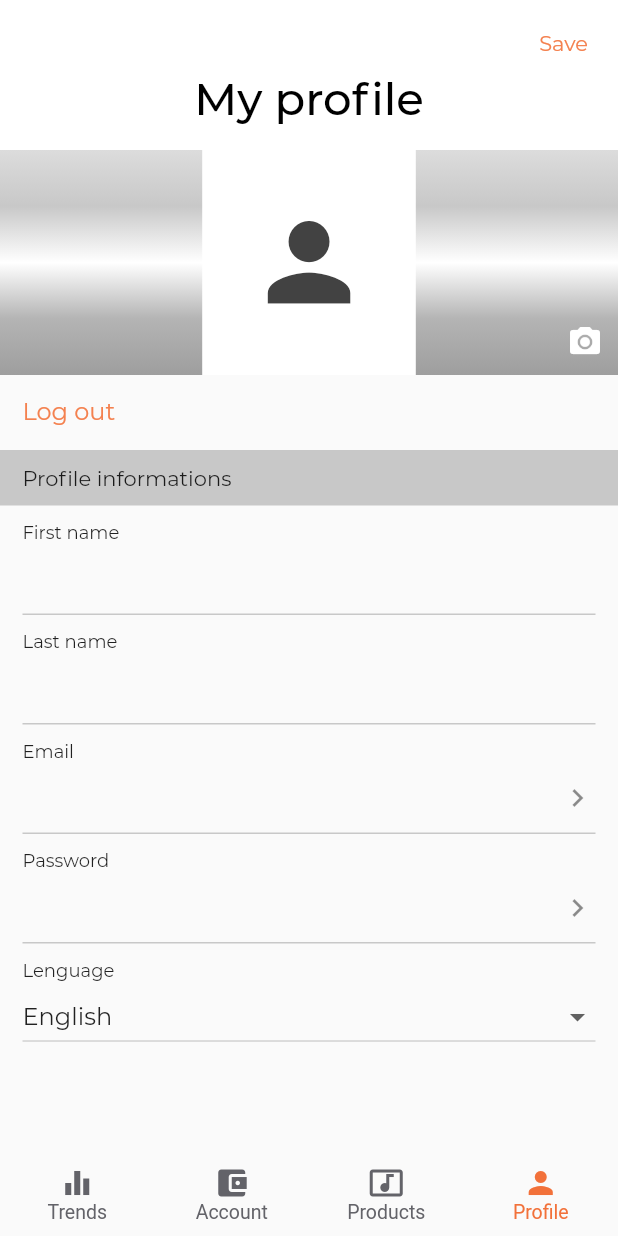
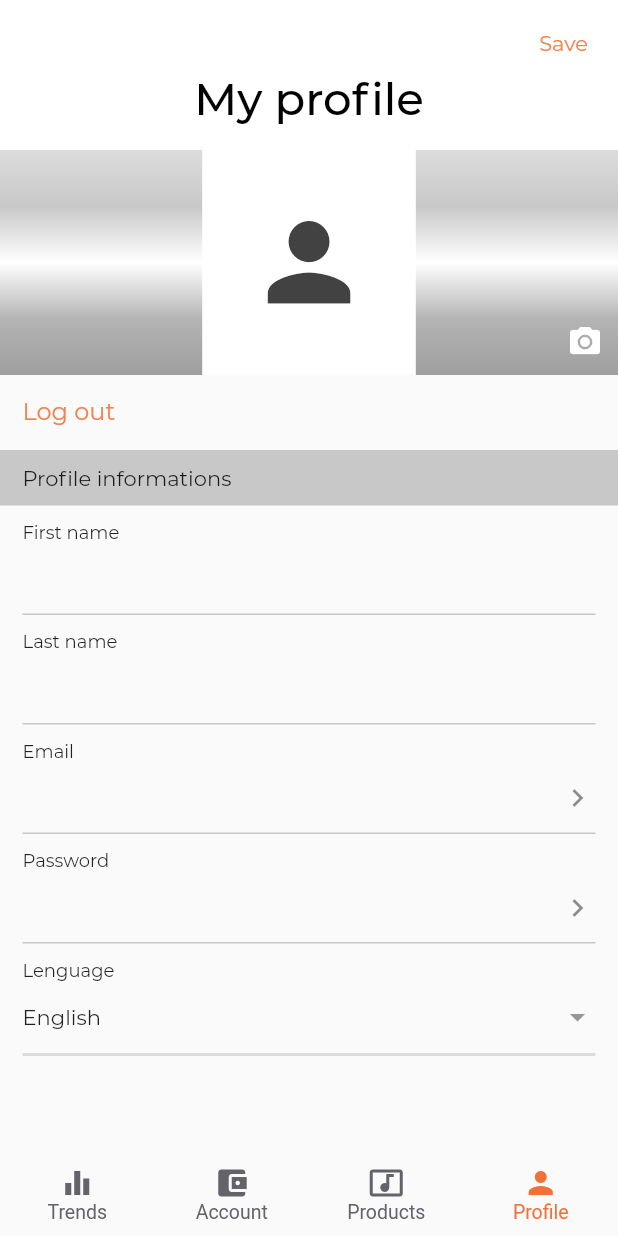
Before and after one commit to sipanpetrosyan/starter_project, a Flutter app: the MyTrends screen opened by its route, item 4 of the bottom bar chosen, on a phone screen of 412 x 824 dp. Run offline on Flutter 3.47's test engine with Material 2 defaults, Android fonts, the phone set to English and light mode, and no system bars; our stand-ins replace form_field_validator, image_picker; missing offline and left inert: flutter_sparkline; project files that could hold a hidden picture were left out.

Commit message:
loading change, bug textfild fixed

```diff
--- /dev/null
+++ b/lib/base/app_keys.dart
@@ -0,0 +1,6 @@
+import 'package:flutter/material.dart';
+
+class AppKeys {
+  //Creating app navigator key.
+  static GlobalKey<NavigatorState> navigatorKey = GlobalKey<NavigatorState>();
+}
--- a/lib/managment/const_variables.dart
+++ b/lib/managment/const_variables.dart
@@ -1,18 +1,19 @@
 import 'package:flutter/widgets.dart';
+import 'package:igroove_ui/base/app_keys.dart';
 
 class ConstVariables {
   static ConstVariables _singleton;
-  final BuildContext context;
+  final BuildContext context = AppKeys.navigatorKey.currentContext;
 
-  factory ConstVariables({BuildContext context}) {
+  factory ConstVariables() {
     if (_singleton == null) {
-      _singleton = ConstVariables._internal(context);
+      _singleton = ConstVariables._internal();
     }
 
     return _singleton;
   }
 
-  ConstVariables._internal(this.context);
+  ConstVariables._internal();
 
   double get screenWidth => MediaQuery.of(context).size.width;
   double get screenHeight => MediaQuery.of(context).size.height;
--- a/lib/ui/pages/forgot_pass.dart
+++ b/lib/ui/pages/forgot_pass.dart
@@ -16,7 +16,7 @@ class _ForgotPassPageState extends State<ForgotPassPage> {
 
   @override
   Widget build(BuildContext context) {
-    constVariables = ConstVariables(context: context);
+    constVariables = ConstVariables();
     return Scaffold(
       body: forgotContent(),
     );
--- a/lib/ui/pages/my_trends.dart
+++ b/lib/ui/pages/my_trends.dart
@@ -1,12 +1,14 @@
 import 'dart:async';
 
 import 'package:flutter/material.dart';
+import 'package:igroove_ui/base/app_keys.dart';
 import 'package:igroove_ui/managment/const_variables.dart';
 import 'package:igroove_ui/ui/pages/profile.dart';
 import 'package:igroove_ui/widgets/date_periods_dialog.dart';
 import 'package:igroove_ui/widgets/expansion_tile_custom.dart';
 import 'package:flutter_sparkline/flutter_sparkline.dart';
-import 'package:load/load.dart';
+import 'package:igroove_ui/widgets/loading.dart';
+// import 'package:load/load.dart';
 
 class MyTrends extends StatefulWidget {
   @override
@@ -49,8 +51,12 @@ class _MyTrendsState extends State<MyTrends> {
     indexDropdown = 0;
     titleReleases = listReleases[0];
 
-    showLoadingDialog();
-    Future.delayed(Duration(seconds: 1), () => hideLoadingDialog());
+    // showLoadingDialog();
+
+    Future.delayed(Duration(milliseconds: 200), () {
+      AppDialogs(context).showLoading();
+    });
+    Future.delayed(Duration(seconds: 1), () => Navigator.of(context).pop());
 
     super.initState();
   }
@@ -115,7 +121,7 @@ class _MyTrendsState extends State<MyTrends> {
 
   @override
   Widget build(BuildContext context) {
-    constVariables = ConstVariables(context: context);
+    constVariables = ConstVariables();
     return Material(
       child: SafeArea(
         child: Scaffold(
@@ -567,8 +573,10 @@ class _MyTrendsState extends State<MyTrends> {
     ).then((val) {
       setState(() {
         if (val != null) {
-          showLoadingDialog();
-          Future.delayed(Duration(seconds: 1), () => hideLoadingDialog());
+          // showLoadingDialog();
+          AppDialogs(context).showLoading();
+          // Future.delayed(Duration(seconds: 1), () => Navigator.of(context).pop());
+          Future.delayed(Duration(seconds: 1), () => Navigator.pop(context));
           if (numberDialog == 1) {
             indexDateDrop = val;
           } else {
--- a/lib/ui/pages/profile.dart
+++ b/lib/ui/pages/profile.dart
@@ -1,7 +1,9 @@
 import 'dart:io';
 
 import 'package:flutter/material.dart';
+import 'package:igroove_ui/base/app_keys.dart';
 import 'package:igroove_ui/managment/const_variables.dart';
+import 'package:igroove_ui/ui/pages/home.dart';
 import 'package:image_picker/image_picker.dart';
 
 class ProfilePage extends StatefulWidget {
@@ -11,8 +13,11 @@ class ProfilePage extends StatefulWidget {
 
 class _ProfilePageState extends State<ProfilePage> {
   ConstVariables constVariables = ConstVariables();
+  FocusNode focusNode = FocusNode();
   File _image;
   int _value = 1;
+  static List<String> dropdownLengList = ['English', 'Russian', 'Armenian'];
+  String selectLenguage = dropdownLengList[0];
   @override
   Widget build(BuildContext context) {
     return GestureDetector(
@@ -121,6 +126,11 @@ class _ProfilePageState extends State<ProfilePage> {
                   behavior: HitTestBehavior.translucent,
                   onTap: () {
                     print('Log out');
+                    AppKeys.navigatorKey.currentState.popUntil(
+                      (route) {
+                        return route.settings.name == "/";
+                      },
+                    );
                   },
                   child: Row(
                     children: [
@@ -229,7 +239,11 @@ class _ProfilePageState extends State<ProfilePage> {
                         child: TextFormField(
                           onTap: () {
                             print('Email');
-                            FocusScope.of(context).unfocus();
+                            setState(() {
+                              FocusScope.of(context)
+                                  .requestFocus(new FocusNode());
+                            });
+
                             Navigator.of(context).pushNamed('changeEmail');
                           },
                           style: TextStyle(
@@ -267,7 +281,10 @@ class _ProfilePageState extends State<ProfilePage> {
                         ),
                         child: TextFormField(
                           onTap: () {
-                            FocusScope.of(context).unfocus();
+                            setState(() {
+                              FocusScope.of(context)
+                                  .requestFocus(new FocusNode());
+                            });
                             print('password');
                             Navigator.of(context).pushNamed('changePassword');
                           },
@@ -300,33 +317,66 @@ class _ProfilePageState extends State<ProfilePage> {
                           ),
                         ),
                       ),
-                      Padding(
-                        padding: const EdgeInsets.only(bottom: 20),
-                        child: DropdownButton(
-                            isExpanded: true,
-                            value: _value,
-                            items: [
-                              DropdownMenuItem(
-                                  child: Text("English",
-                                      style:
-                                          TextStyle(fontFamily: "Montserrat")),
-                                  value: 1),
-                              DropdownMenuItem(
-                                  child: Text("Russian",
-                                      style:
-                                          TextStyle(fontFamily: "Montserrat")),
-                                  value: 2),
-                              DropdownMenuItem(
-                                  child: Text("Armenian",
-                                      style:
-                                          TextStyle(fontFamily: "Montserrat")),
-                                  value: 3)
-                            ],
-                            onChanged: (value) {
-                              setState(() {
-                                _value = value;
-                              });
-                            }),
+                      GestureDetector(
+                        behavior: HitTestBehavior.translucent,
+                        onTap: () {
+                          FocusScope.of(context).requestFocus(focusNode);
+                        },
+                        child: PopupMenuButton<int>(
+                          onSelected: (value) {
+                            setState(() {
+                              selectLenguage = dropdownLengList[value];
+                            });
+                          },
+                          itemBuilder: (context) => [
+                            ...List.generate(
+                              dropdownLengList.length,
+                              (index) => PopupMenuItem(
+                                value: index,
+                                child: Text(
+                                  dropdownLengList[index],
+                                  style: TextStyle(
+                                    color: Colors.black,
+                                    fontWeight: FontWeight.w500,
+                                    fontFamily: "Montserrat",
+                                  ),
+                                ),
+                              ),
+                            ),
+                          ],
+                          offset: Offset(1, 0),
+                          child: Padding(
+                            padding: const EdgeInsets.only(bottom: 30),
+                            child: Container(
+                              height: 50,
+                              width: constVariables.screenWidth,
+                              decoration: const BoxDecoration(
+                                border: Border(
+                                  bottom: BorderSide(
+                                      width: 2.0,
+                                      color:
+                                          Color.fromARGB(255, 220, 220, 220)),
+                                ),
+                              ),
+                              child: Row(
+                                mainAxisAlignment:
+                                    MainAxisAlignment.spaceBetween,
+                                children: [
+                                  Text(
+                                    selectLenguage,
+                                    style: TextStyle(
+                                      fontFamily: "Montserrat",
+                                    ),
+                                  ),
+                                  Icon(
+                                    Icons.arrow_drop_down,
+                                    color: Color.fromARGB(255, 150, 150, 150),
+                                  )
+                                ],
+                              ),
+                            ),
+                          ),
+                        ),
                       ),
                     ],
                   ),
@@ -338,6 +388,27 @@ class _ProfilePageState extends State<ProfilePage> {
       ),
     );
   }
+
+  Widget _paddingPopup() => PopupMenuButton<int>(
+        itemBuilder: (context) => [
+          PopupMenuItem(
+            value: 1,
+            child: Text(
+              "English",
+              style: TextStyle(color: Colors.red, fontWeight: FontWeight.w700),
+            ),
+          ),
+          PopupMenuItem(
+            value: 2,
+            child: Text(
+              "Chinese",
+              style: TextStyle(color: Colors.red, fontWeight: FontWeight.w700),
+            ),
+          ),
+        ],
+        elevation: 4,
+        padding: EdgeInsets.symmetric(horizontal: 50),
+      );
 
   void _showPicker(context) {
     showModalBottomSheet(
--- a/lib/widgets/date_periods_dialog.dart
+++ b/lib/widgets/date_periods_dialog.dart
@@ -21,7 +21,7 @@ class DatePeriodsDialog extends StatefulWidget {
 }
 
 class _DatePeriodsDialogState extends State<DatePeriodsDialog> {
-  ConstVariables constVariables;
+  ConstVariables constVariables =ConstVariables();
 
   @override
   void initState() {
@@ -31,7 +31,6 @@ class _DatePeriodsDialogState extends State<DatePeriodsDialog> {
   @override
   Widget build(BuildContext context) {
     //int selectidIndex = widget.numberPopup == 1 ? 1 : 0;
-    constVariables = ConstVariables(context: context);
     return Stack(
       children: [
         Positioned(
--- /dev/null
+++ b/lib/widgets/loading.dart
@@ -0,0 +1,40 @@
+import 'package:flutter/material.dart';
+
+class AppDialogs {
+  final BuildContext context;
+
+  AppDialogs(this.context);
+
+  showLoading() {
+    AlertDialog alert = AlertDialog(
+      backgroundColor: Colors.transparent,
+      content: Container(
+        height: 70,
+        color: Colors.transparent,
+        child: new Column(
+          children: [
+            // CircularProgressIndicator(),
+            Theme(
+              data: Theme.of(context)
+                  .copyWith(accentColor: Color.fromARGB(255, 244, 129, 79)),
+              child: new CircularProgressIndicator(),
+            ),
+            Container(
+                child: Text(
+              "Loading...",
+              style: TextStyle(color: Color.fromARGB(255, 244, 129, 79)),
+            )),
+          ],
+        ),
+      ),
+    );
+    showDialog(
+      // barrierColor: Color.fromARGB(255, 180, 180, 180),
+      barrierDismissible: false,
+      context: this.context,
+      builder: (BuildContext context) {
+        return alert;
+      },
+    );
+  }
+}
--- a/pubspec.yaml
+++ b/pubspec.yaml
@@ -24,7 +24,6 @@ dependencies:
   flutter:
     sdk: flutter
   flutter_sparkline: ^0.1.0
-  load: ^0.1.6
   image_picker: ^0.6.6+5
   form_field_validator: ^1.0.1
 
```
Also changed, not shown: lib/main.dart (+5 -22 lines), lib/ui/pages/home.dart (+26 -10 lines), pubspec.lock.
